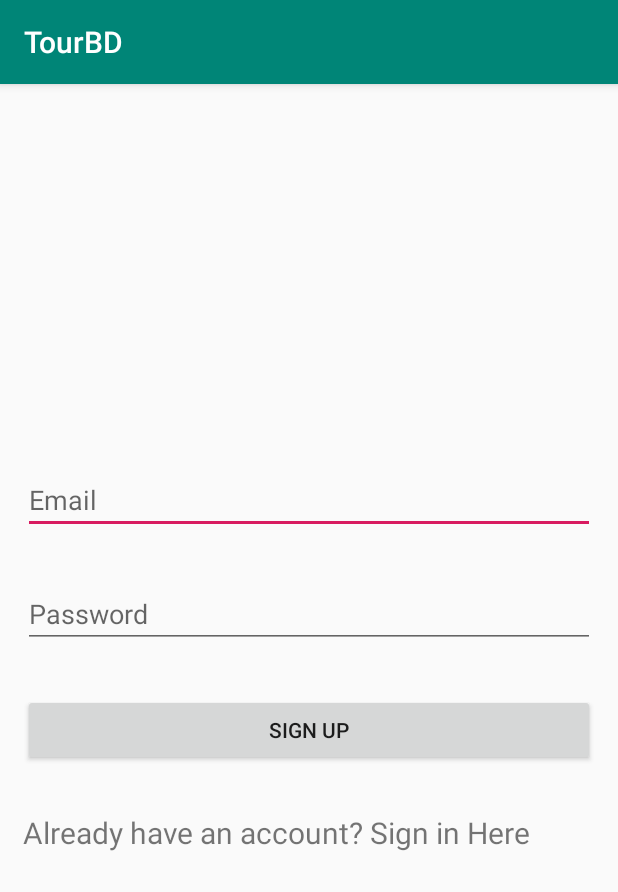
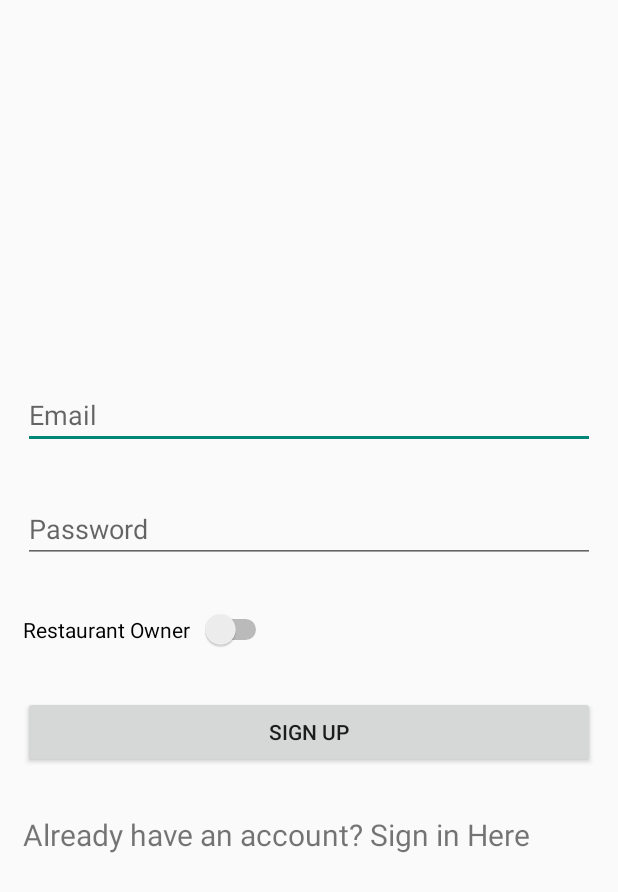
Before and after one commit to Tanmoytkd/tourbd, an Android app: the screen it shows after launch (MainActivity), on a phone screen of 412 x 824 dp. Shown: the top 892 px of the screen. Run offline under Robolectric (Android 15) with nearby library versions, the phone set to English and light mode, and no system bars; our stand-ins replace Firebase (no records; nobody signed in at launch, a user with empty details on screens opened directly).

Commit message:
Added Image Uploading System and restaurant owner accounts

```diff
--- a/app/build.gradle
+++ b/app/build.gradle
@@ -31,6 +31,7 @@ dependencies {
     implementation 'com.android.support.constraint:constraint-layout:1.1.3'
     implementation 'com.google.firebase:firebase-auth:16.0.5'
     implementation 'com.google.firebase:firebase-database:16.0.4'
+    implementation 'com.google.firebase:firebase-storage:16.0.4'
     testImplementation 'junit:junit:4.12'
     androidTestImplementation 'com.android.support.test:runner:1.0.2'
     androidTestImplementation 'com.android.support.test.espresso:espresso-core:3.0.2'
--- a/app/src/main/AndroidManifest.xml
+++ b/app/src/main/AndroidManifest.xml
@@ -3,6 +3,7 @@
     package="com.example.tourbd">
 
     <uses-permission android:name="android.permission.INTERNET" />
+    <uses-permission android:name="android.permission.READ_EXTERNAL_STORAGE" />
 
     <application
         android:allowBackup="true"
@@ -10,7 +11,7 @@
         android:label="@string/app_name"
         android:roundIcon="@mipmap/ic_launcher_round"
         android:supportsRtl="true"
-        android:theme="@style/AppTheme">
+        android:theme="@style/Theme.AppCompat.Light.NoActionBar">
         <activity android:name=".AddPost"></activity>
         <activity android:name=".UserActivity" />
         <activity android:name=".ActivityLogin" />
--- a/app/src/main/java/com/example/tourbd/MainActivity.java
+++ b/app/src/main/java/com/example/tourbd/MainActivity.java
@@ -6,7 +6,9 @@ import android.support.v7.app.AppCompatActivity;
 import android.os.Bundle;
 import android.view.View;
 import android.widget.Button;
+import android.widget.CompoundButton;
 import android.widget.EditText;
+import android.widget.Switch;
 import android.widget.TextView;
 import android.widget.Toast;
 
@@ -14,12 +16,26 @@ import com.google.android.gms.tasks.OnCompleteListener;
 import com.google.android.gms.tasks.Task;
 import com.google.firebase.auth.AuthResult;
 import com.google.firebase.auth.FirebaseAuth;
+import com.google.firebase.auth.FirebaseUser;
+import com.google.firebase.database.DatabaseReference;
+import com.google.firebase.database.FirebaseDatabase;
+
+import java.util.Objects;
 
 public class MainActivity extends AppCompatActivity {
     public EditText emailId, passwd;
     Button btnSignUp;
     TextView signIn;
     FirebaseAuth firebaseAuth;
+    Switch ownerSwitch;
+    private FirebaseAuth.AuthStateListener authStateListener;
+    boolean owner = false;
+
+    @Override
+    protected void onStart() {
+        super.onStart();
+        firebaseAuth.addAuthStateListener(authStateListener);
+    }
 
     @Override
     protected void onCreate(Bundle savedInstanceState) {
@@ -30,6 +46,29 @@ public class MainActivity extends AppCompatActivity {
         passwd = findViewById(R.id.ETpassword);
         btnSignUp = findViewById(R.id.btnSignUp);
         signIn = findViewById(R.id.TVSignIn);
+        ownerSwitch = findViewById(R.id.ownerSwitch);
+        ownerSwitch.setOnCheckedChangeListener(new CompoundButton.OnCheckedChangeListener() {
+            @Override
+            public void onCheckedChanged(CompoundButton buttonView, boolean isChecked) {
+                owner = isChecked;
+            }
+        });
+
+        authStateListener = new FirebaseAuth.AuthStateListener() {
+            @Override
+            public void onAuthStateChanged(@NonNull FirebaseAuth firebaseAuth) {
+                FirebaseUser user = firebaseAuth.getCurrentUser();
+                if (user != null) {
+                    Toast.makeText(MainActivity.this, "User logged in ", Toast.LENGTH_SHORT).show();
+                    Intent I = new Intent(MainActivity.this, UserActivity.class);
+                    startActivity(I);
+                    finish();
+                } else {
+                    Toast.makeText(MainActivity.this, "Login to continue", Toast.LENGTH_SHORT).show();
+                }
+            }
+        };
+
         btnSignUp.setOnClickListener(new View.OnClickListener() {
             @Override
             public void onClick(View view) {
@@ -53,6 +92,10 @@ public class MainActivity extends AppCompatActivity {
                                         "SignUp unsuccessful: " + task.getException().getMessage(),
                                         Toast.LENGTH_SHORT).show();
                             } else {
+                                if(owner) {
+                                    DatabaseReference db = FirebaseDatabase.getInstance().getReference();
+                                    db.child("users").child(Objects.requireNonNull(FirebaseAuth.getInstance().getCurrentUser()).getUid()).child("isOwner").setValue("alkfjasklfj");
+                                }
                                 startActivity(new Intent(MainActivity.this, UserActivity.class));
                             }
                         }
--- a/app/src/main/java/com/example/tourbd/Post.java
+++ b/app/src/main/java/com/example/tourbd/Post.java
@@ -1,4 +1,6 @@
 package com.example.tourbd;
+
+import android.net.Uri;
 
 public class Post {
     String postText;
--- a/app/src/main/java/com/example/tourbd/PostAdapter.java
+++ b/app/src/main/java/com/example/tourbd/PostAdapter.java
@@ -36,6 +36,8 @@ public class PostAdapter extends RecyclerView.Adapter<PostAdapter.PostHolder> {
             postText.setText(post.postText);
             if (post.postImageUrl != null && !post.postImageUrl.equals("")) {
                 Glide.with(context).load(post.postImageUrl).into(postImage);
+            } else {
+                Glide.with(context).load("https://k6u8v6y8.stackpathcdn.com/blog/wp-content/uploads/2016/03/Ravangla.jpg").into(postImage);
             }
         }
     }
--- a/app/src/main/res/layout/activity_main.xml
+++ b/app/src/main/res/layout/activity_main.xml
@@ -25,6 +25,20 @@
         android:inputType="text|textPassword"
 
         />
+
+    <LinearLayout
+        android:layout_width="match_parent"
+        android:layout_height="wrap_content"
+        android:layout_margin="15dp"
+        android:orientation="horizontal">
+
+        <Switch
+            android:id="@+id/ownerSwitch"
+            android:layout_width="wrap_content"
+            android:layout_height="wrap_content"
+            android:text="Restaurant Owner  " />
+    </LinearLayout>
+
     <Button
         android:id="@+id/btnSignUp"
         android:layout_width="match_parent"
```
Also changed, not shown: app/src/main/java/com/example/tourbd/AddPost.java (+117 -0 lines), app/src/main/java/com/example/tourbd/UserActivity.java (+41 -4 lines), app/src/main/res/layout/activity_user.xml (+8 -8 lines), app/src/main/res/layout/each_post.xml (+5 -4 lines).
